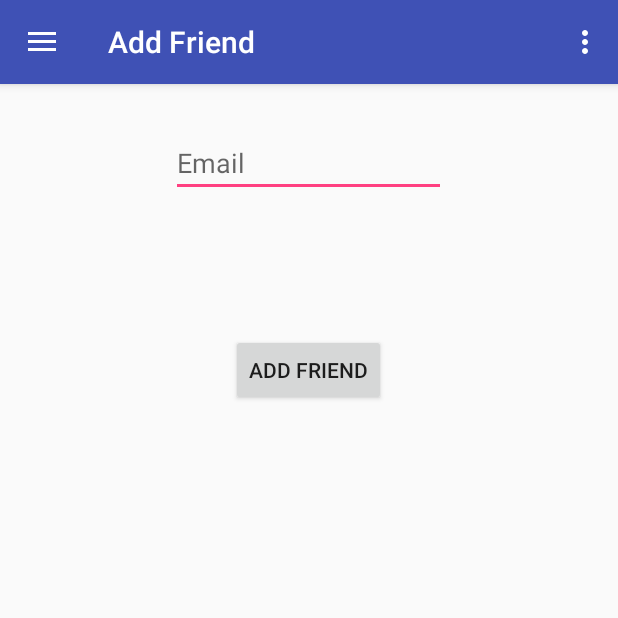
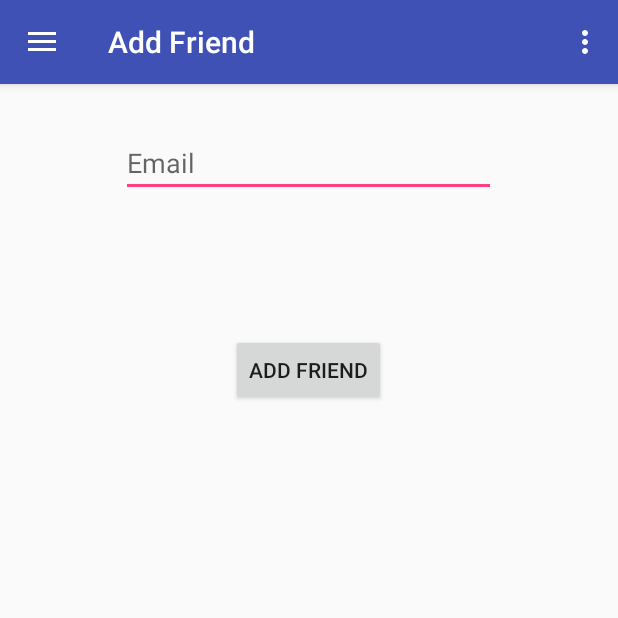
Before and after one commit to xaphatro/Placebook, an Android app: the AddFriend screen opened directly, with no data from a screen before it, after a tap on "ADD FRIEND", on a phone screen of 412 x 824 dp, the top half of it. Run offline under Robolectric (Android 15) with nearby library versions, the phone set to English and light mode, and no system bars.

Commit message:
Add friend works

```diff
--- a/app/src/main/java/com/example/paragjain/firebaseauthentication/AddFriend.java
+++ b/app/src/main/java/com/example/paragjain/firebaseauthentication/AddFriend.java
@@ -5,6 +5,7 @@ import android.os.Bundle;
 import android.util.Log;
 import android.view.LayoutInflater;
 import android.view.View;
+import android.widget.EditText;
 import android.widget.Toast;
 
 import org.json.JSONArray;
@@ -22,6 +23,7 @@ public class AddFriend extends NavBar {
     StaticDatabaseHelper db;
     @Override
     protected void onCreate(Bundle savedInstanceState) {
+        db = new StaticDatabaseHelper(this);
         super.onCreate(savedInstanceState);
         LayoutInflater inflater = (LayoutInflater) this
                 .getSystemService(Context.LAYOUT_INFLATER_SERVICE);
@@ -30,11 +32,14 @@ public class AddFriend extends NavBar {
 
 
     }
-    public void addFriend()
+    public void addFriend(View v)
     {
         String email = db.getEmail();
         HashMap<String, String> arguments = new HashMap<>();
-        arguments.put("email", email);
+        arguments.put("src_email", email);
+        EditText fEmail = (EditText) findViewById(R.id.etFriendEmail);
+        String friendEmail=fEmail.getText().toString().trim();
+        arguments.put("dest_email", friendEmail);
         arguments.put("secret", Constants.SERVER_SECRET_KEY);
         arguments.put("url", "http://locationreminder.azurewebsites.net/addfriend");
 
@@ -42,7 +47,7 @@ public class AddFriend extends NavBar {
         try
         {
             String res= q.execute().get();
-            //Log.w("alllists check: ","val:"+res);
+            Log.w("addfriend check: ","val:"+res);
 
             JSONObject resultJSON = new JSONObject(res);
             int status = resultJSON.getInt("status");
--- a/app/src/main/java/com/example/paragjain/firebaseauthentication/FriendListView.java
+++ b/app/src/main/java/com/example/paragjain/firebaseauthentication/FriendListView.java
@@ -96,7 +96,7 @@ public class FriendListView extends NavBar{
         }
 
         private void updateUI() {
-            ArrayList<List> listHolder = ListController.getFriends(db.getEmail());
+            ArrayList<Friend> listHolder = ListController.getFriends(db.getEmail());
         /*SQLiteDatabase db = mHelper.getReadableDatabase();
         Cursor cursor = db.query(Task.TaskEntry.TABLE,
                 new String[] {Task.TaskEntry.COL_TASK_TITLE}, null, null, null, null, null);
@@ -106,7 +106,7 @@ public class FriendListView extends NavBar{
             taskList.add(cursor.getString(index));
         }
         */
-            if (listHolder != null) {
+           /* if (listHolder != null) {
                 if (listOfListsAdapter == null) {
                     listOfListsAdapter = new ListAdapter(this, listHolder);
                     listOfListsViewObject.setAdapter(listOfListsAdapter);
@@ -118,7 +118,7 @@ public class FriendListView extends NavBar{
                 }
             } else if(listOfListsAdapter != null){
                 listOfListsAdapter.clear();
-            }
+            }*/
             //cursor.close();
             //db.close();
         }
--- a/app/src/main/java/com/example/paragjain/firebaseauthentication/ListController.java
+++ b/app/src/main/java/com/example/paragjain/firebaseauthentication/ListController.java
@@ -278,7 +278,7 @@ public class ListController {
         HashMap<String, String> arguments = new HashMap<>();
         arguments.put("email", email);
         arguments.put("secret", Constants.SERVER_SECRET_KEY);
-        arguments.put("url", "http://locationreminder.azurewebsites.net/getFriends");
+        arguments.put("url", "http://locationreminder.azurewebsites.net/viewfriends");
 
         ArrayList<Friend> friendArray = null;
 
@@ -318,7 +318,7 @@ public class ListController {
         HashMap<String, String> arguments = new HashMap<>();
         arguments.put("email", email);
         arguments.put("secret", Constants.SERVER_SECRET_KEY);
-        arguments.put("url", "http://locationreminder.azurewebsites.net/getpeerlists");
+        arguments.put("url", "http://locationreminder.azurewebsites.net/viewpeerlists");
 
         ArrayList<List> listArray = null;
 
--- a/app/src/main/java/com/example/paragjain/firebaseauthentication/SignUpView.java
+++ b/app/src/main/java/com/example/paragjain/firebaseauthentication/SignUpView.java
@@ -35,12 +35,12 @@ public class SignUpView extends Activity {
         super.onCreate(savedInstanceState);
         setContentView(R.layout.activity_signup_view);
         db = new StaticDatabaseHelper(this);
-        /*
-        /name = (EditText) findViewById(R.id.etName);
+
+        name = (EditText) findViewById(R.id.etName);
         email = (EditText) findViewById(R.id.etEmail);
         phoneNumber = (EditText) findViewById(R.id.etPhone);
         password = (EditText) findViewById(R.id.etPassword);
-        signUp = (Button) findViewById(R.id.bSignUp);*/
+        signUp = (Button) findViewById(R.id.bSignUp);
     }
 
     public void signUp(View v){
--- a/app/src/main/res/layout/activity_add_friend_view.xml
+++ b/app/src/main/res/layout/activity_add_friend_view.xml
@@ -12,12 +12,12 @@
 
     <EditText
         android:id="@+id/etFriendEmail"
-        android:layout_width="183dp"
+        android:layout_width="250dp"
         android:layout_height="45dp"
         android:hint="Email"
         tools:layout_editor_absoluteX="113dp"
         tools:layout_editor_absoluteY="99dp"
-        android:layout_below="@+id/textView"
+
         android:layout_centerHorizontal="true"
         android:layout_marginTop="26dp" />
 
```
